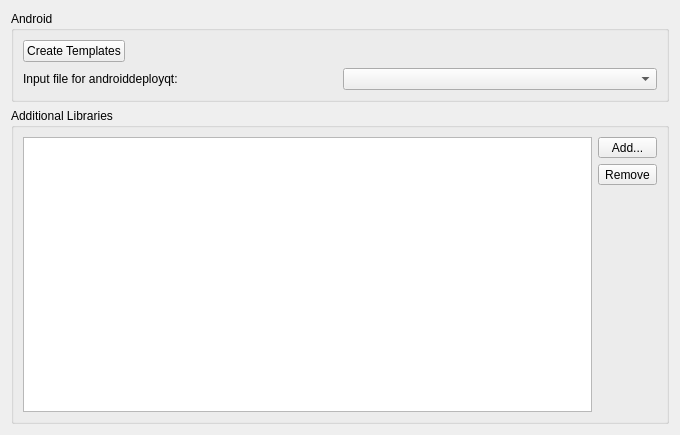
Before: the Qt Designer form src/plugins/qmakeandroidsupport/qmakeandroidbuildapkwidget.ui in qt-creator/qt-creator, drawn with Qt 5.
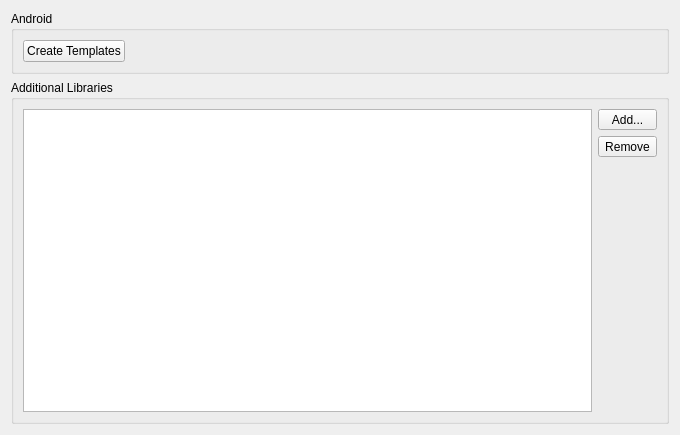
After: the same form once the commit is applied.

Commit message:
Android: Replace setting for input .json file and use active rc instead
That's a more natural approach to select the application .pro file

Task-number: QTCREATORBUG-13732

What changed in the file:
```diff
--- a/src/plugins/qmakeandroidsupport/qmakeandroidbuildapkwidget.ui
+++ b/src/plugins/qmakeandroidsupport/qmakeandroidbuildapkwidget.ui
@@ -50,20 +50,6 @@
         </item>
        </layout>
       </item>
-      <item>
-       <layout class="QHBoxLayout" name="horizontalLayout_2">
-        <item>
-         <widget class="QLabel" name="inputFileLabel">
-          <property name="text">
-           <string>Input file for androiddeployqt:</string>
-          </property>
-         </widget>
-        </item>
-        <item>
-         <widget class="QComboBox" name="inputFileComboBox"/>
-        </item>
-       </layout>
-      </item>
      </layout>
     </widget>
    </item>
```
The commit also changes 5 other files.
